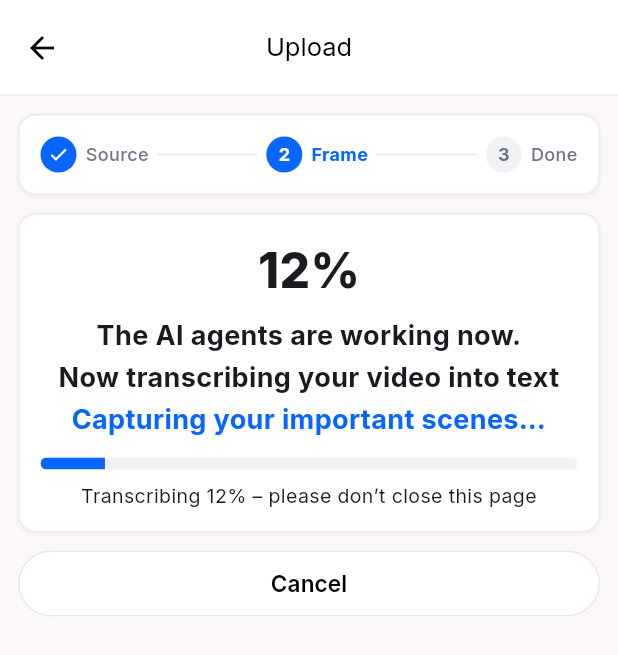
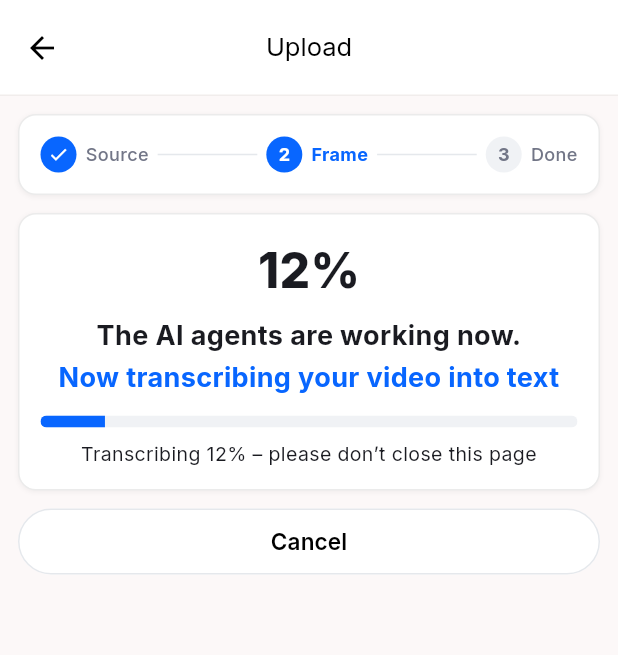
Before and after one commit to trivnvdev-41/SEO-UGC-Meta-Hackathon-2026, a Flutter app: the UploadDraftPage screen opened directly with empty values, on a phone screen of 412 x 824 dp. Shown: the top 655 px of the screen. Run offline on Flutter 3.47's test engine with Material 3 defaults, Android fonts, the phone set to English and light mode, and no system bars; our stand-ins replace flutter_local_notifications, flutter_svg, image_picker; network calls fail; project files that could hold a hidden picture were left out.

Commit message:
mobile: drop home upload card, alternate transcript lines

```diff
--- a/apps/mobile/lib/main.dart
+++ b/apps/mobile/lib/main.dart
@@ -572,21 +572,6 @@ class _SharePageState extends State<SharePage> with WidgetsBindingObserver {
                 ],
               ),
             ),
-            if (_busy)
-              Container(
-                width: double.infinity,
-                color: Colors.white,
-                padding:
-                    const EdgeInsets.fromLTRB(14, 0, 14, 10),
-                child: SabaStageCard(
-                  pct: (_uploadPct * 100).floor(),
-                  line1: 'Your video is uploading now.',
-                  line2: 'Now sending your video to the server',
-                  line3: 'Hang tight – almost there…',
-                  footer:
-                      'Uploading ${(_uploadPct * 100).floor()}% – please don’t close this page',
-                ),
-              ),
             Expanded(
               child: ListView(
                 padding: const EdgeInsets.all(12),
--- a/apps/mobile/lib/saba_widgets.dart
+++ b/apps/mobile/lib/saba_widgets.dart
@@ -5,25 +5,28 @@ import 'package:flutter_svg/flutter_svg.dart';
 import 'saba_theme.dart';
 
 /// 07b Upload Progress Transcript card: big % + staged status lines + bar.
-/// Shared by every upload phase (bytes, transcript, publish) so they all
-/// look the same. pct null = indeterminate (server phase, no measurable
-/// progress yet).
+/// Shared by the transcript and publish waits. pct null = indeterminate
+/// (server phase, no measurable progress yet).
 class SabaStageCard extends StatelessWidget {
   const SabaStageCard({
     super.key,
     required this.pct,
     required this.line1,
-    required this.line2,
-    required this.line3,
+    this.line2,
+    this.line3,
     required this.footer,
+    this.middle,
   });
 
   /// 0..100, or null for indeterminate.
   final int? pct;
   final String line1;
-  final String line2;
-  final String line3;
+  final String? line2;
+  final String? line3;
   final String footer;
+
+  /// If non-null, replaces the line2/line3 texts (e.g. an AnimatedSwitcher).
+  final Widget? middle;
 
   @override
   Widget build(BuildContext context) {
@@ -38,18 +41,27 @@ class SabaStageCard extends StatelessWidget {
               textAlign: TextAlign.center,
               style:
                   const TextStyle(fontSize: 18, fontWeight: FontWeight.bold)),
+          if (middle != null) ...[
             const SizedBox(height: 2),
-          Text(line2,
+            middle!,
+          ] else ...[
+            if (line2 != null) ...[
+              const SizedBox(height: 2),
+              Text(line2!,
                   textAlign: TextAlign.center,
-              style:
-                  const TextStyle(fontSize: 18, fontWeight: FontWeight.bold)),
+                  style: const TextStyle(
+                      fontSize: 18, fontWeight: FontWeight.bold)),
+            ],
+            if (line3 != null) ...[
               const SizedBox(height: 2),
-          Text(line3,
+              Text(line3!,
                   textAlign: TextAlign.center,
                   style: const TextStyle(
                       fontSize: 18,
                       fontWeight: FontWeight.bold,
                       color: SabaColors.primary)),
+            ],
+          ],
           const SizedBox(height: 12),
           ClipRRect(
             borderRadius: BorderRadius.circular(SabaRadius.pill),
--- a/apps/mobile/lib/upload_draft_page.dart
+++ b/apps/mobile/lib/upload_draft_page.dart
@@ -600,7 +600,9 @@ class _WaitingBody extends StatefulWidget {
 class _WaitingBodyState extends State<_WaitingBody> {
   static const _cap = 92;
   int _pct = 0;
+  bool _alt = false;
   Timer? _t;
+  Timer? _altT;
 
   @override
   void initState() {
@@ -612,11 +614,17 @@ class _WaitingBodyState extends State<_WaitingBody> {
       }
       setState(() => _pct += 1);
     });
+    // Alternate the two status lines every 2.5s.
+    _altT = Timer.periodic(const Duration(milliseconds: 2500), (_) {
+      if (!mounted) return;
+      setState(() => _alt = !_alt);
+    });
   }
 
   @override
   void dispose() {
     _t?.cancel();
+    _altT?.cancel();
     super.dispose();
   }
 
@@ -630,9 +638,31 @@ class _WaitingBodyState extends State<_WaitingBody> {
         SabaStageCard(
           pct: _pct,
           line1: 'The AI agents are working now.',
-          line2: 'Now transcribing your video into text',
-          line3: 'Capturing your important scenes…',
           footer: 'Transcribing $_pct% – please don’t close this page',
+          middle: AnimatedSwitcher(
+            duration: const Duration(milliseconds: 450),
+            transitionBuilder: (child, anim) => FadeTransition(
+              opacity: anim,
+              child: SlideTransition(
+                position: Tween<Offset>(
+                  begin: const Offset(0, 0.3),
+                  end: Offset.zero,
+                ).animate(anim),
+                child: child,
+              ),
+            ),
+            child: Text(
+              _alt
+                  ? 'Capturing your important scenes…'
+                  : 'Now transcribing your video into text',
+              key: ValueKey(_alt),
+              textAlign: TextAlign.center,
+              style: const TextStyle(
+                  fontSize: 18,
+                  fontWeight: FontWeight.bold,
+                  color: SabaColors.primary),
+            ),
+          ),
         ),
         const SizedBox(height: SabaSpacing.gapCard),
         SizedBox(
```
Lines whose indentation alone changed are shown as unchanged.
